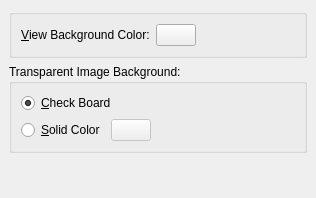
First picture: the form in app/configdialog.ui, repository KDE/gwenview, before the edit.
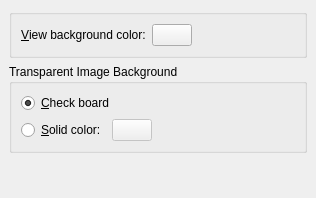
Second picture: the form after the edit. Custom widgets are drawn as their Qt base class.

Commit message: i18n style guide fixes, the capitalization rules are explained on http://developer.kde.org/documentation/standards/kde/style/basics/labels.html

Patch:
```diff
--- a/app/configdialog.ui
+++ b/app/configdialog.ui
@@ -31,7 +31,7 @@
       <item>
        <widget class="QLabel" name="label" >
         <property name="text" >
-         <string>&amp;View Background Color:</string>
+         <string>&amp;View background color:</string>
         </property>
         <property name="buddy" >
          <cstring>kcfg_ViewBackgroundColor</cstring>
@@ -64,7 +64,7 @@
    <item>
     <widget class="KButtonGroup" name="kcfg_AlphaBackgroundMode" >
      <property name="title" >
-      <string>Transparent Image Background:</string>
+      <string>Transparent Image Background</string>
      </property>
      <layout class="QVBoxLayout" >
       <property name="margin" >
@@ -84,7 +84,7 @@
         <item>
          <widget class="QRadioButton" name="checkBoardRadioButton" >
           <property name="text" >
-           <string>&amp;Check Board</string>
+           <string>&amp;Check board</string>
           </property>
           <property name="checked" >
            <bool>true</bool>
@@ -117,7 +117,7 @@
         <item>
          <widget class="QRadioButton" name="solidColorRadioButton" >
           <property name="text" >
-           <string>&amp;Solid Color</string>
+           <string>&amp;Solid color:</string>
           </property>
          </widget>
         </item>
```
The commit also changes 3 other files.
